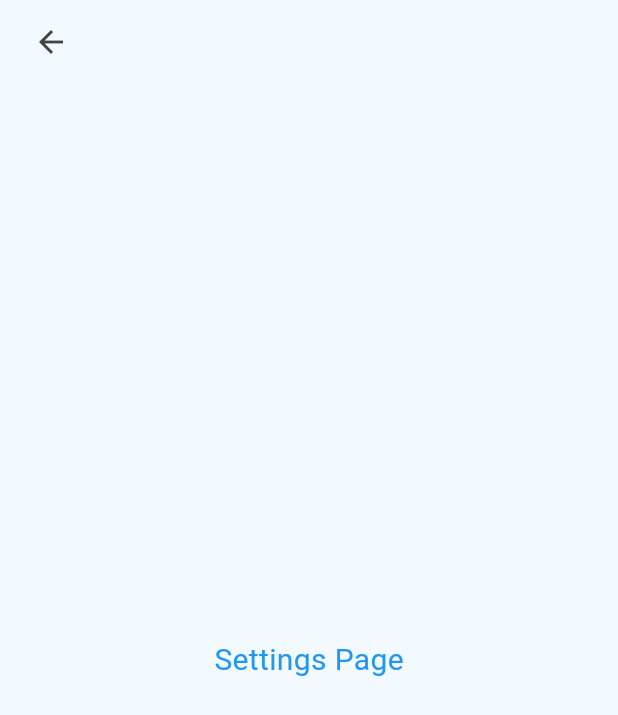
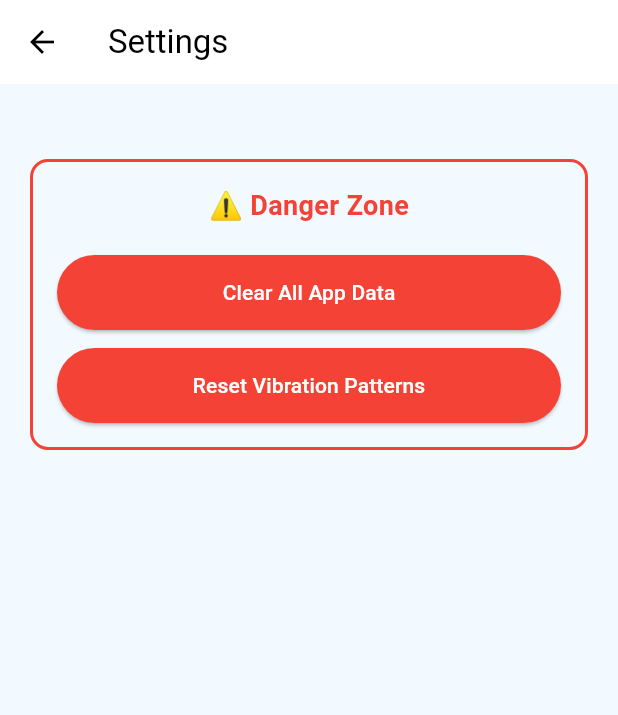
Before and after one commit to Codevek/Hear_Vibe, a Flutter app: the SettingsPage screen opened directly, on a phone screen of 412 x 824 dp. Shown: the top 715 px of the screen. Run offline on Flutter 3.47's test engine with Material 3 defaults, Android fonts, the phone set to English and light mode, and no system bars; our stand-ins replace google_nav_bar, shared_preferences, vibration; accounts and stored records are empty.

Commit message:
Updated Settings Page

```diff
--- a/lib/pages/settings_page.dart
+++ b/lib/pages/settings_page.dart
@@ -1,37 +1,107 @@
+import 'package:shared_preferences/shared_preferences.dart';
 import 'package:flutter/material.dart';
+import 'dart:io';
+import 'package:flutter/services.dart';
 
 class SettingsPage extends StatelessWidget {
   const SettingsPage({super.key});
 
+  Future<void> _clearAllData(BuildContext context) async {
+    final confirm = await showDialog<bool>(
+      context: context,
+      builder: (ctx) => AlertDialog(
+        title: const Text("Are you sure?"),
+        content: const Text("This will erase all saved preferences and restart the app."),
+        actions: [
+          TextButton(onPressed: () => Navigator.pop(ctx, false), child: const Text("Cancel")),
+          TextButton(onPressed: () => Navigator.pop(ctx, true), child: const Text("Confirm", style: TextStyle(color: Colors.red))),
+        ],
+      ),
+    );
+
+    if (confirm == true) {
+      final prefs = await SharedPreferences.getInstance();
+      await prefs.clear();
+
+      // Soft restart — requires native workaround
+      if (Platform.isAndroid || Platform.isIOS) {
+        SystemChannels.platform.invokeMethod('SystemNavigator.pop');
+      }
+    }
+  }
+
+  Future<void> _clearVibrationPatterns(BuildContext context) async {
+    final prefs = await SharedPreferences.getInstance();
+    for (final key in ['Emergency', 'Come Here', 'Help Me']) {
+      await prefs.remove('vibration_$key');
+    }
+    ScaffoldMessenger.of(context).showSnackBar(
+      const SnackBar(content: Text("Vibration patterns cleared")),
+    );
+  }
+
   @override
   Widget build(BuildContext context) {
+    final Color blueTone = const Color.fromRGBO(242, 250, 255, 1);
     return Scaffold(
-      backgroundColor: Color.fromRGBO(242, 250, 255, 1),
+      backgroundColor: blueTone,
       appBar: AppBar(
-        backgroundColor: Colors.transparent,
+        title: const Text("Settings"),
+        backgroundColor: Colors.white,
+        foregroundColor: Colors.black,
         elevation: 0,
-        leading: Padding(
-          padding: const EdgeInsets.only(left: 12.0),
-          child: IconButton(
-            icon: Icon(
-              Icons.arrow_back,
-              color: Colors.grey.shade800,
+      ),
+      body: Padding(
+        padding: const EdgeInsets.all(20),
+        child: Column(
+          children: [
+            const SizedBox(height: 30),
+
+            // Other settings content...
+
+            Container(
+              width: double.infinity,
+              padding: const EdgeInsets.all(16),
+              decoration: BoxDecoration(
+                color: blueTone,
+                border: Border.all(color: Colors.red, width: 2),
+                borderRadius: BorderRadius.circular(12),
+              ),
+              child: Column(
+                children: [
+                  const Text(
+                    "⚠️ Danger Zone",
+                    style: TextStyle(
+                      fontSize: 18,
+                      color: Colors.red,
+                      fontWeight: FontWeight.bold,
+                    ),
+                  ),
+                  const SizedBox(height: 20),
+
+                  ElevatedButton(
+                    onPressed: () => _clearAllData(context),
+                    style: ElevatedButton.styleFrom(
+                      backgroundColor: Colors.red,
+                      foregroundColor: Colors.white,
+                      minimumSize: const Size.fromHeight(50),
+                    ),
+                    child: const Text("Clear All App Data"),
+                  ),
+                  const SizedBox(height: 12),
+                  ElevatedButton(
+                    onPressed: () => _clearVibrationPatterns(context),
+                    style: ElevatedButton.styleFrom(
+                      backgroundColor: Colors.red,
+                      foregroundColor: Colors.white,
+                      minimumSize: const Size.fromHeight(50),
+                    ),
+                    child: const Text("Reset Vibration Patterns"),
+                  ),
+                ],
+              ),
             ),
-            onPressed: () {
-              Navigator.pop(context);
-            },
-          ),
-        ),
-      ),
-      body: SafeArea(
-        child: Center(
-          child: Text(
-            'Settings Page',
-            style: TextStyle(
-              fontSize: 20,
-              color: Colors.blue,
-            ),
-          ),
+          ],
         ),
       ),
     );
```
